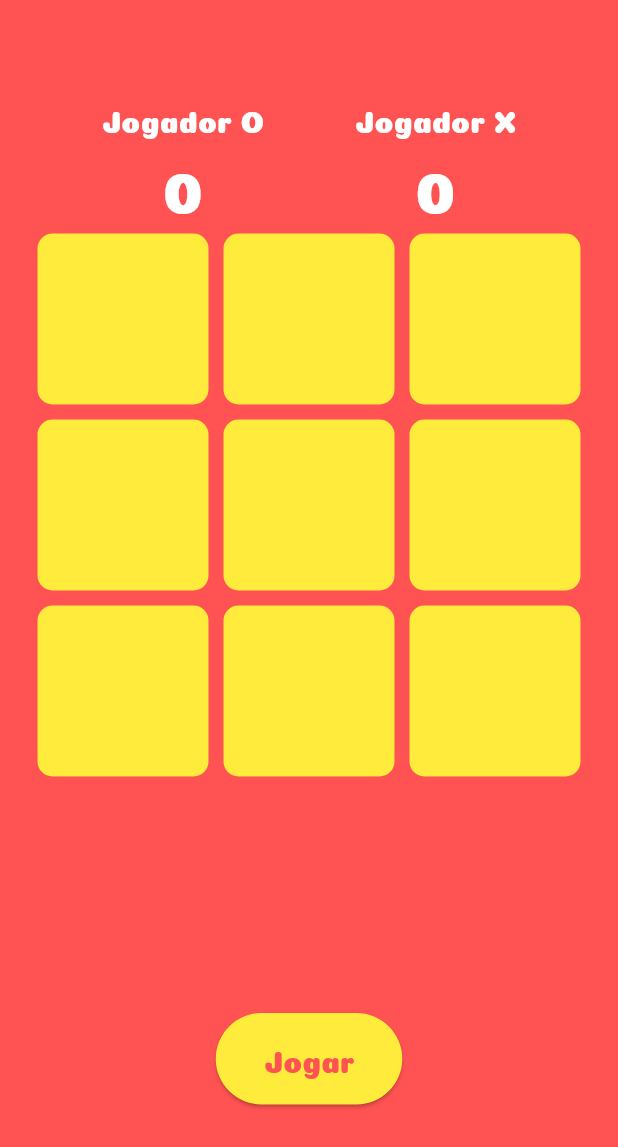
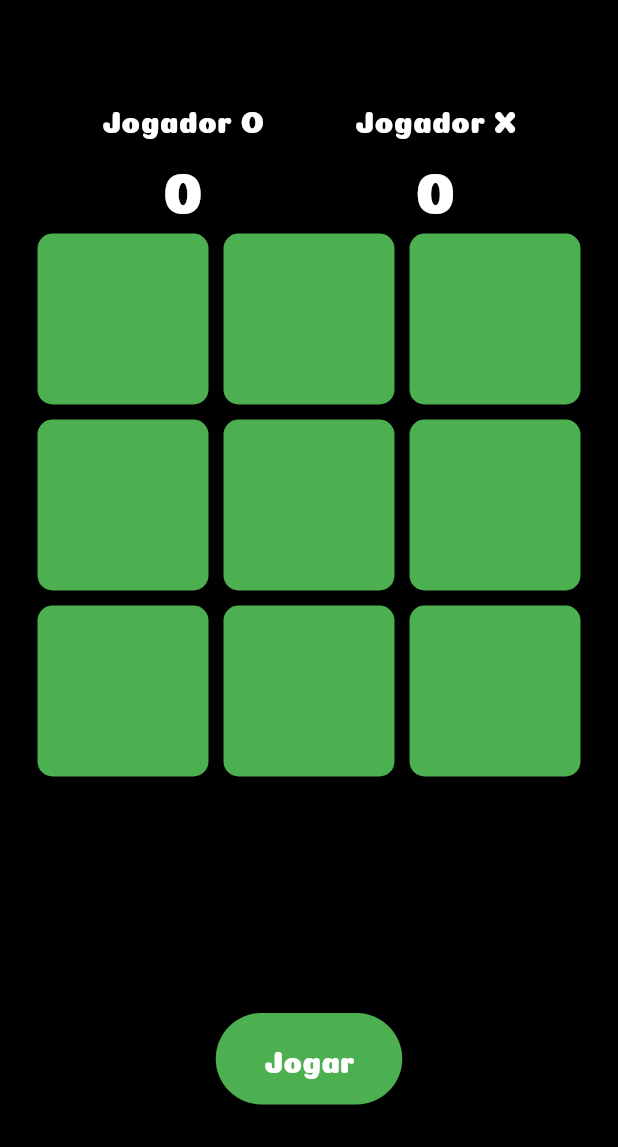
Before and after one commit to gabrielcoelhosev/Jogo-da-Velha, a Flutter app: the screen it shows after launch, on a phone screen of 412 x 824 dp. Shown: the top 1147 px of the screen. Run offline on Flutter 3.47's test engine with Material 3 defaults, Android fonts, the phone set to English and light mode, and no system bars.

Commit message:
new colors

```diff
--- a/lib/screens/game.dart
+++ b/lib/screens/game.dart
@@ -57,7 +57,7 @@ class _GameScreenState extends State<GameScreen> {
   @override
   Widget build(BuildContext context) {
     return Scaffold(
-      backgroundColor: Colors.redAccent,
+      backgroundColor: Colors.black,
       body: Padding(
         padding: const EdgeInsets.all(20),
         child: Column(
@@ -125,14 +125,13 @@ class _GameScreenState extends State<GameScreen> {
                       child: Container(
                         decoration: BoxDecoration(
                             borderRadius: BorderRadius.circular(15),
-                            border:
-                                Border.all(width: 5, color: Colors.redAccent),
-                            color: Colors.yellow),
+                            border: Border.all(width: 5, color: Colors.black),
+                            color: Colors.green),
                         child: Center(
                           child: Text(
                             displayXO[index],
                             style: const TextStyle(
-                                color: Colors.redAccent,
+                                color: Colors.white,
                                 fontFamily: 'Coiny',
                                 fontSize: 64),
                           ),
@@ -324,7 +323,7 @@ class _GameScreenState extends State<GameScreen> {
                   value: 1 - seconds / maxSeconds,
                   valueColor: const AlwaysStoppedAnimation(Colors.white),
                   strokeWidth: 8,
-                  backgroundColor: Colors.redAccent,
+                  backgroundColor: Colors.black,
                 ),
                 Center(
                   child: Text(
@@ -337,7 +336,7 @@ class _GameScreenState extends State<GameScreen> {
             ))
         : ElevatedButton(
             style: ElevatedButton.styleFrom(
-              backgroundColor: Colors.yellow,
+              backgroundColor: Colors.green,
               padding: const EdgeInsets.symmetric(horizontal: 32, vertical: 16),
             ),
             onPressed: () {
@@ -348,7 +347,7 @@ class _GameScreenState extends State<GameScreen> {
             child: Text(
               attemps == 0 ? 'Jogar' : 'Jogar denovo!',
               style: const TextStyle(
-                  color: Colors.redAccent, fontFamily: 'Coiny', fontSize: 20),
+                  color: Colors.white, fontFamily: 'Coiny', fontSize: 20),
             ));
   }
 }
```
